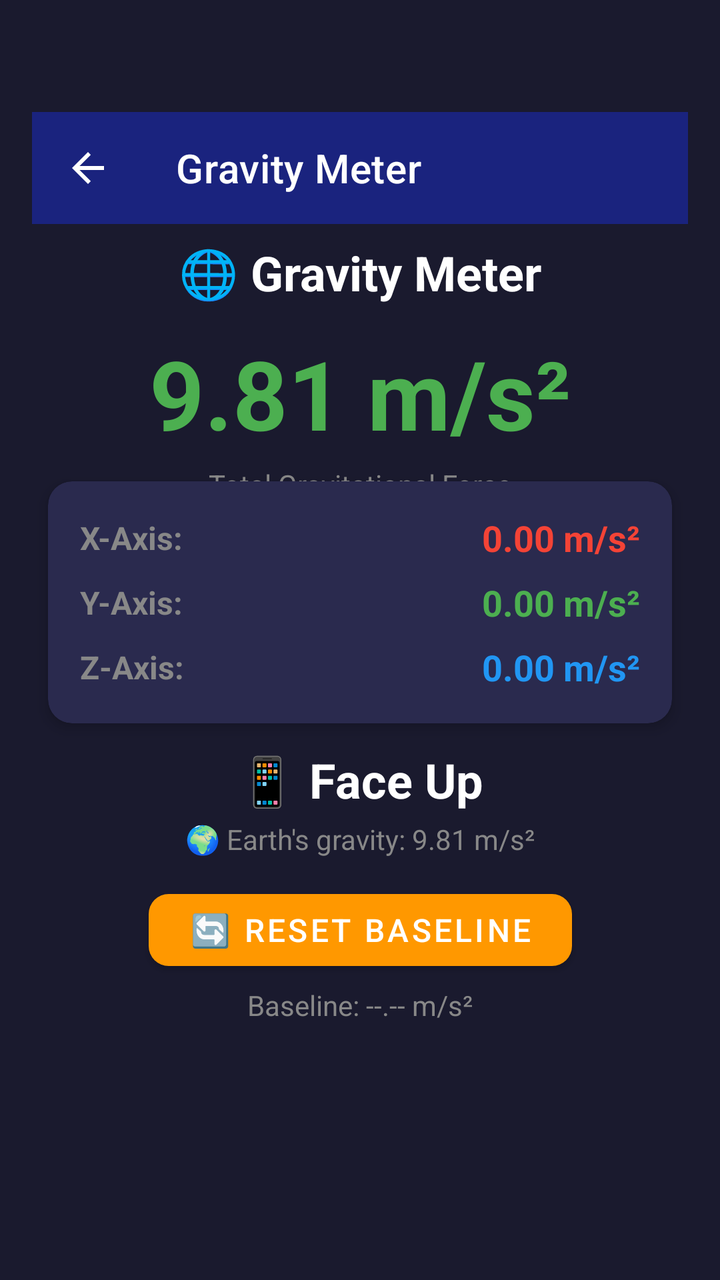
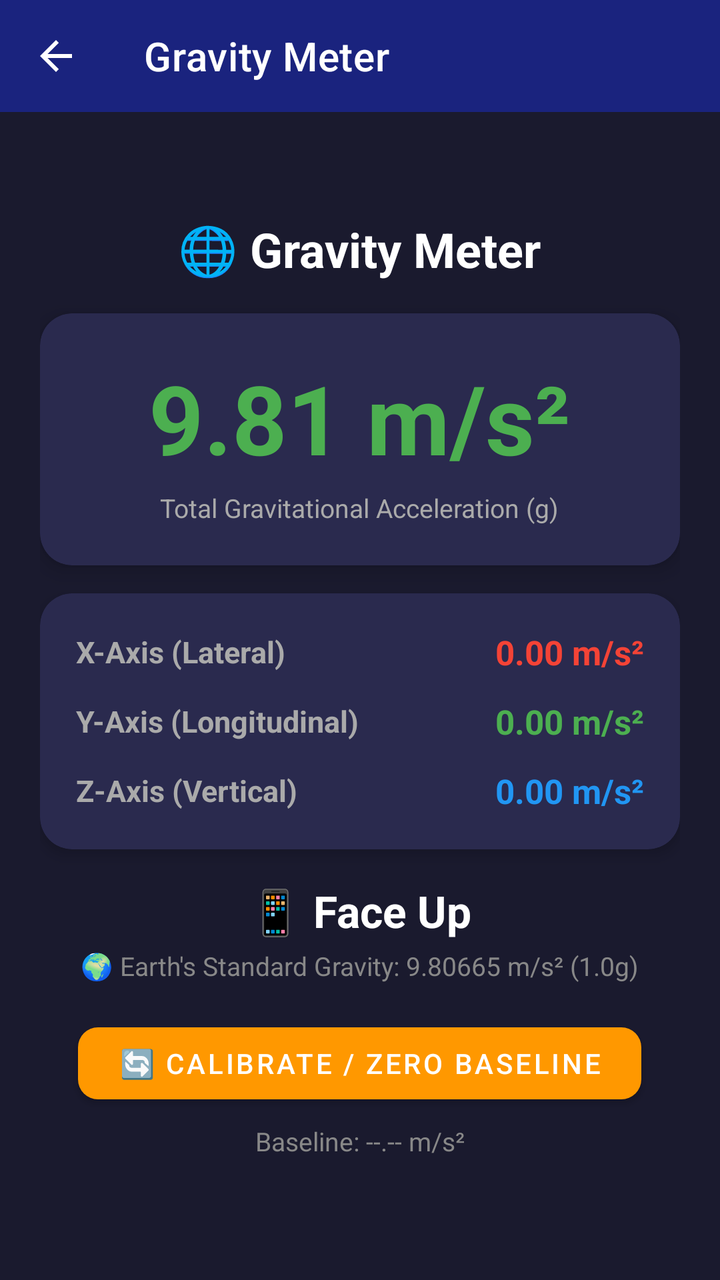

An Android layout rendered at two revisions. The XML below is the earlier revision; the diff shows what the commit changed to produce the second picture.
<!-- AndroidManifest.xml: application theme Theme.SensorToolBox -->
<!-- res/layout/activity_gravity_meter.xml -->
<?xml version="1.0" encoding="utf-8"?>
<androidx.constraintlayout.widget.ConstraintLayout
    xmlns:android="http://schemas.android.com/apk/res/android"
    xmlns:app="http://schemas.android.com/apk/res-auto"
    xmlns:tools="http://schemas.android.com/tools"
    android:layout_width="match_parent"
    android:layout_height="match_parent"
    android:fitsSystemWindows="true"
    android:paddingTop="?attr/actionBarSize"
    android:paddingStart="16dp"
    android:paddingEnd="16dp"
    android:paddingBottom="16dp"
    android:background="#1A1A2E"
    tools:context=".motion.GravityMeterActivity">

    
    <androidx.appcompat.widget.Toolbar
        android:id="@+id/toolbar"
        android:layout_width="0dp"
        android:layout_height="?attr/actionBarSize"
        android:background="?attr/colorPrimary"
        android:theme="@style/ThemeOverlay.AppCompat.Dark.ActionBar"
        app:title="Gravity Meter"
        app:titleTextColor="#FFFFFF"
        app:navigationIcon="?attr/homeAsUpIndicator"
        app:layout_constraintTop_toTopOf="parent"
        app:layout_constraintStart_toStartOf="parent"
        app:layout_constraintEnd_toEndOf="parent" />

    
    <TextView
        android:id="@+id/titleText"
        android:layout_width="wrap_content"
        android:layout_height="wrap_content"
        android:text="🌐 Gravity Meter"
        android:textSize="24sp"
        android:textStyle="bold"
        android:textColor="#FFFFFF"
        android:layout_marginTop="8dp"
        app:layout_constraintTop_toBottomOf="@id/toolbar"
        app:layout_constraintStart_toStartOf="parent"
        app:layout_constraintEnd_toEndOf="parent" />

    
    <TextView
        android:id="@+id/totalForceText"
        android:layout_width="wrap_content"
        android:layout_height="wrap_content"
        android:text="9.81 m/s²"
        android:textSize="48sp"
        android:textStyle="bold"
        android:textColor="#4CAF50"
        android:layout_marginTop="12dp"
        app:layout_constraintTop_toBottomOf="@id/titleText"
        app:layout_constraintStart_toStartOf="parent"
        app:layout_constraintEnd_toEndOf="parent" />

    <TextView
        android:layout_width="wrap_content"
        android:layout_height="wrap_content"
        android:text="Total Gravitational Force"
        android:textSize="14sp"
        android:textColor="#888888"
        android:layout_marginTop="4dp"
        app:layout_constraintTop_toBottomOf="@id/totalForceText"
        app:layout_constraintStart_toStartOf="parent"
        app:layout_constraintEnd_toEndOf="parent" />

    
    <androidx.cardview.widget.CardView
        android:id="@+id/axisCard"
        android:layout_width="0dp"
        android:layout_height="wrap_content"
        android:layout_marginTop="12dp"
        android:layout_marginStart="8dp"
        android:layout_marginEnd="8dp"
        app:cardCornerRadius="12dp"
        app:cardElevation="4dp"
        app:cardBackgroundColor="#2A2A4E"
        app:layout_constraintTop_toBottomOf="@id/totalForceText"
        app:layout_constraintStart_toStartOf="parent"
        app:layout_constraintEnd_toEndOf="parent">

        <LinearLayout
            android:layout_width="match_parent"
            android:layout_height="wrap_content"
            android:orientation="vertical"
            android:padding="16dp">

            <LinearLayout
                android:layout_width="match_parent"
                android:layout_height="wrap_content"
                android:orientation="horizontal"
                android:gravity="center_vertical">

                <TextView
                    android:layout_width="wrap_content"
                    android:layout_height="wrap_content"
                    android:text="X-Axis:"
                    android:textSize="16sp"
                    android:textStyle="bold"
                    android:textColor="#888888"
                    android:layout_weight="1" />

                <TextView
                    android:id="@+id/xAxisText"
                    android:layout_width="wrap_content"
                    android:layout_height="wrap_content"
                    android:text="0.00 m/s²"
                    android:textSize="18sp"
                    android:textStyle="bold"
                    android:textColor="#F44336" />

            </LinearLayout>

            <LinearLayout
                android:layout_width="match_parent"
                android:layout_height="wrap_content"
                android:orientation="horizontal"
                android:gravity="center_vertical"
                android:layout_marginTop="8dp">

                <TextView
                    android:layout_width="wrap_content"
                    android:layout_height="wrap_content"
                    android:text="Y-Axis:"
                    android:textSize="16sp"
                    android:textStyle="bold"
                    android:textColor="#888888"
                    android:layout_weight="1" />

                <TextView
                    android:id="@+id/yAxisText"
                    android:layout_width="wrap_content"
                    android:layout_height="wrap_content"
                    android:text="0.00 m/s²"
                    android:textSize="18sp"
                    android:textStyle="bold"
                    android:textColor="#4CAF50" />

            </LinearLayout>

            <LinearLayout
                android:layout_width="match_parent"
                android:layout_height="wrap_content"
                android:orientation="horizontal"
                android:gravity="center_vertical"
                android:layout_marginTop="8dp">

                <TextView
                    android:layout_width="wrap_content"
                    android:layout_height="wrap_content"
                    android:text="Z-Axis:"
                    android:textSize="16sp"
                    android:textStyle="bold"
                    android:textColor="#888888"
                    android:layout_weight="1" />

                <TextView
                    android:id="@+id/zAxisText"
                    android:layout_width="wrap_content"
                    android:layout_height="wrap_content"
                    android:text="0.00 m/s²"
                    android:textSize="18sp"
                    android:textStyle="bold"
                    android:textColor="#2196F3" />

            </LinearLayout>

        </LinearLayout>
    </androidx.cardview.widget.CardView>

    
    <TextView
        android:id="@+id/orientationText"
        android:layout_width="wrap_content"
        android:layout_height="wrap_content"
        android:text="📱 Face Up"
        android:textSize="24sp"
        android:textStyle="bold"
        android:textColor="#FFFFFF"
        android:layout_marginTop="12dp"
        app:layout_constraintTop_toBottomOf="@id/axisCard"
        app:layout_constraintStart_toStartOf="parent"
        app:layout_constraintEnd_toEndOf="parent" />

    
    <TextView
        android:id="@+id/referenceText"
        android:layout_width="wrap_content"
        android:layout_height="wrap_content"
        android:text="🌍 Earth's gravity: 9.81 m/s²"
        android:textSize="14sp"
        android:textColor="#888888"
        android:layout_marginTop="4dp"
        app:layout_constraintTop_toBottomOf="@id/orientationText"
        app:layout_constraintStart_toStartOf="parent"
        app:layout_constraintEnd_toEndOf="parent" />

    
    <com.google.android.material.button.MaterialButton
        android:id="@+id/resetButton"
        android:layout_width="wrap_content"
        android:layout_height="48dp"
        android:minWidth="100dp"
        android:text="🔄 Reset Baseline"
        android:textSize="16sp"
        android:textColor="#FFFFFF"
        android:singleLine="true"
        android:gravity="center"
        android:layout_marginTop="12dp"
        app:cornerRadius="10dp"
        app:backgroundTint="#FF9800"
        android:paddingStart="20dp"
        android:paddingEnd="20dp"
        app:layout_constraintTop_toBottomOf="@id/referenceText"
        app:layout_constraintStart_toStartOf="parent"
        app:layout_constraintEnd_toEndOf="parent" />

    
    <TextView
        android:id="@+id/baselineText"
        android:layout_width="wrap_content"
        android:layout_height="wrap_content"
        android:text="Baseline: --.-- m/s²"
        android:textSize="14sp"
        android:textColor="#888888"
        android:layout_marginTop="4dp"
        app:layout_constraintTop_toBottomOf="@id/resetButton"
        app:layout_constraintStart_toStartOf="parent"
        app:layout_constraintEnd_toEndOf="parent" />

</androidx.constraintlayout.widget.ConstraintLayout>
<!-- resources referenced by this layout -->
<resources>
  <style name="Theme.SensorToolBox" parent="Theme.MaterialComponents.DayNight.NoActionBar">
  
          
  
          
          <item name="colorPrimary">@color/colorPrimary</item>
  
          
          <item name="colorPrimaryVariant">@color/colorPrimaryDark</item>
  
          
          <item name="colorOnPrimary">@color/colorTextOnPrimary</item>
  
          
          <item name="colorSecondary">@color/colorAccent</item>
  
          
          <item name="colorSecondaryVariant">@color/colorAccentDark</item>
  
          
          <item name="colorOnSecondary">@color/colorTextOnAccent</item>
  
          
  
          
          <item name="android:statusBarColor">@color/colorPrimaryDark</item>
  
          
          <item name="android:windowLightStatusBar">false</item>
  
          
          <item name="android:navigationBarColor">@color/colorPrimaryDark</item>
  
          
  
          
          <item name="android:windowBackground">@color/colorBackground</item>
  
      </style>
  <color name="colorPrimary">#1A237E</color>
  <color name="colorPrimaryDark">#0D1442</color>
  <color name="colorTextOnPrimary">#FFFFFF</color>
  <color name="colorAccent">#FF5722</color>
  <color name="colorAccentDark">#BF360C</color>
  <color name="colorTextOnAccent">#FFFFFF</color>
  <color name="colorBackground">#F5F5F5</color>
</resources>

<!-- the commit's change to res/layout/activity_gravity_meter.xml (unified diff, before → after) -->
@@ -3,13 +3,10 @@
     xmlns:android="http://schemas.android.com/apk/res/android"
     xmlns:app="http://schemas.android.com/apk/res-auto"
     xmlns:tools="http://schemas.android.com/tools"
+    android:id="@+id/main"
     android:layout_width="match_parent"
     android:layout_height="match_parent"
     android:fitsSystemWindows="true"
-    android:paddingTop="?attr/actionBarSize"
-    android:paddingStart="16dp"
-    android:paddingEnd="16dp"
-    android:paddingBottom="16dp"
     android:background="#1A1A2E"
     tools:context=".motion.GravityMeterActivity">
 
@@ -19,7 +16,9 @@
         android:layout_width="0dp"
         android:layout_height="?attr/actionBarSize"
         android:background="?attr/colorPrimary"
-        android:theme="@style/ThemeOverlay.AppCompat.Dark.ActionBar"
+        android:theme="@style/SensorToolBox.Toolbar"
+        app:theme="@style/SensorToolBox.Toolbar"
+        app:popupTheme="@style/SensorToolBox.PopupMenu"
         app:title="Gravity Meter"
         app:titleTextColor="#FFFFFF"
         app:navigationIcon="?attr/homeAsUpIndicator"
@@ -28,56 +27,12 @@
         app:layout_constraintEnd_toEndOf="parent" />
 
     
-    <TextView
-        android:id="@+id/titleText"
-        android:layout_width="wrap_content"
-        android:layout_height="wrap_content"
-        android:text="🌐 Gravity Meter"
-        android:textSize="24sp"
-        android:textStyle="bold"
-        android:textColor="#FFFFFF"
-        android:layout_marginTop="8dp"
+    <ScrollView
+        android:layout_width="0dp"
+        android:layout_height="0dp"
+        android:fillViewport="true"
         app:layout_constraintTop_toBottomOf="@id/toolbar"
-        app:layout_constraintStart_toStartOf="parent"
-        app:layout_constraintEnd_toEndOf="parent" />
-
-    
-    <TextView
-        android:id="@+id/totalForceText"
-        android:layout_width="wrap_content"
-        android:layout_height="wrap_content"
-        android:text="9.81 m/s²"
-        android:textSize="48sp"
-        android:textStyle="bold"
-        android:textColor="#4CAF50"
-        android:layout_marginTop="12dp"
-        app:layout_constraintTop_toBottomOf="@id/titleText"
-        app:layout_constraintStart_toStartOf="parent"
-        app:layout_constraintEnd_toEndOf="parent" />
-
-    <TextView
-        android:layout_width="wrap_content"
-        android:layout_height="wrap_content"
-        android:text="Total Gravitational Force"
-        android:textSize="14sp"
-        android:textColor="#888888"
-        android:layout_marginTop="4dp"
-        app:layout_constraintTop_toBottomOf="@id/totalForceText"
-        app:layout_constraintStart_toStartOf="parent"
-        app:layout_constraintEnd_toEndOf="parent" />
-
-    
-    <androidx.cardview.widget.CardView
-        android:id="@+id/axisCard"
-        android:layout_width="0dp"
-        android:layout_height="wrap_content"
-        android:layout_marginTop="12dp"
-        android:layout_marginStart="8dp"
-        android:layout_marginEnd="8dp"
-        app:cardCornerRadius="12dp"
-        app:cardElevation="4dp"
-        app:cardBackgroundColor="#2A2A4E"
-        app:layout_constraintTop_toBottomOf="@id/totalForceText"
+        app:layout_constraintBottom_toBottomOf="parent"
         app:layout_constraintStart_toStartOf="parent"
         app:layout_constraintEnd_toEndOf="parent">
 
@@ -85,149 +40,205 @@
             android:layout_width="match_parent"
             android:layout_height="wrap_content"
             android:orientation="vertical"
-            android:padding="16dp">
-
-            <LinearLayout
+            android:gravity="center"
+            android:paddingStart="20dp"
+            android:paddingEnd="20dp"
+            android:paddingTop="16dp"
+            android:paddingBottom="24dp">
+
+            
+            <TextView
+                android:id="@+id/titleText"
+                android:layout_width="wrap_content"
+                android:layout_height="wrap_content"
+                android:text="🌐 Gravity Meter"
+                android:textSize="24sp"
+                android:textStyle="bold"
+                android:textColor="#FFFFFF" />
+
+            
+            <androidx.cardview.widget.CardView
                 android:layout_width="match_parent"
                 android:layout_height="wrap_content"
-                android:orientation="horizontal"
-                android:gravity="center_vertical">
-
-                <TextView
-                    android:layout_width="wrap_content"
+                android:layout_marginTop="16dp"
+                app:cardCornerRadius="16dp"
+                app:cardElevation="6dp"
+                app:cardBackgroundColor="#2A2A4E">
+
+                <LinearLayout
+                    android:layout_width="match_parent"
                     android:layout_height="wrap_content"
-                    android:text="X-Axis:"
-                    android:textSize="16sp"
-                    android:textStyle="bold"
-                    android:textColor="#888888"
-                    android:layout_weight="1" />
-
-                <TextView
-                    android:id="@+id/xAxisText"
-                    android:layout_width="wrap_content"
+                    android:orientation="vertical"
+                    android:gravity="center"
+                    android:padding="20dp">
+
+                    <TextView
+                        android:id="@+id/totalForceText"
+                        android:layout_width="wrap_content"
+                        android:layout_height="wrap_content"
+                        android:text="9.81 m/s²"
+                        android:textSize="48sp"
+                        android:textStyle="bold"
+                        android:textColor="#4CAF50" />
+
+                    <TextView
+                        android:layout_width="wrap_content"
+                        android:layout_height="wrap_content"
+                        android:text="Total Gravitational Acceleration (g)"
+                        android:textSize="13sp"
+                        android:textColor="#AAAAAA"
+                        android:layout_marginTop="4dp" />
+
+                </LinearLayout>
+            </androidx.cardview.widget.CardView>
+
+            
+            <androidx.cardview.widget.CardView
+                android:id="@+id/axisCard"
+                android:layout_width="match_parent"
+                android:layout_height="wrap_content"
+                android:layout_marginTop="14dp"
+                app:cardCornerRadius="16dp"
+                app:cardElevation="4dp"
+                app:cardBackgroundColor="#2A2A4E">
+
+                <LinearLayout
+                    android:layout_width="match_parent"
                     android:layout_height="wrap_content"
-                    android:text="0.00 m/s²"
-                    android:textSize="18sp"
-                    android:textStyle="bold"
-                    android:textColor="#F44336" />
-
-            </LinearLayout>
-
-            <LinearLayout
-                android:layout_width="match_parent"
-                android:layout_height="wrap_content"
-                android:orientation="horizontal"
-                android:gravity="center_vertical"
-                android:layout_marginTop="8dp">
-
-                <TextView
-                    android:layout_width="wrap_content"
-                    android:layout_height="wrap_content"
-                    android:text="Y-Axis:"
-                    android:textSize="16sp"
-                    android:textStyle="bold"
-                    android:textColor="#888888"
-                    android:layout_weight="1" />
-
-                <TextView
-                    android:id="@+id/yAxisText"
-                    android:layout_width="wrap_content"
-                    android:layout_height="wrap_content"
-                    android:text="0.00 m/s²"
-                    android:textSize="18sp"
-                    android:textStyle="bold"
-                    android:textColor="#4CAF50" />
-
-            </LinearLayout>
-
-            <LinearLayout
-                android:layout_width="match_parent"
-                android:layout_height="wrap_content"
-                android:orientation="horizontal"
-                android:gravity="center_vertical"
-                android:layout_marginTop="8dp">
-
-                <TextView
-                    android:layout_width="wrap_content"
-                    android:layout_height="wrap_content"
-                    android:text="Z-Axis:"
-                    android:textSize="16sp"
-                    android:textStyle="bold"
-                    android:textColor="#888888"
-                    android:layout_weight="1" />
-
-                <TextView
-                    android:id="@+id/zAxisText"
-                    android:layout_width="wrap_content"
-                    android:layout_height="wrap_content"
-                    android:text="0.00 m/s²"
-                    android:textSize="18sp"
-                    android:textStyle="bold"
-                    android:textColor="#2196F3" />
-
-            </LinearLayout>
+                    android:orientation="vertical"
+                    android:padding="18dp">
+
+                    <LinearLayout
+                        android:layout_width="match_parent"
+                        android:layout_height="wrap_content"
+                        android:orientation="horizontal"
+                        android:gravity="center_vertical">
+
+                        <TextView
+                            android:layout_width="0dp"
+                            android:layout_height="wrap_content"
+                            android:text="X-Axis (Lateral)"
+                            android:textSize="15sp"
+                            android:textStyle="bold"
+                            android:textColor="#AAAAAA"
+                            android:layout_weight="1" />
+
+                        <TextView
+                            android:id="@+id/xAxisText"
+                            android:layout_width="wrap_content"
+                            android:layout_height="wrap_content"
+                            android:text="0.00 m/s²"
+                            android:textSize="17sp"
+                            android:textStyle="bold"
+                            android:textColor="#F44336" />
+
+                    </LinearLayout>
+
+                    <LinearLayout
+                        android:layout_width="match_parent"
+                        android:layout_height="wrap_content"
+                        android:orientation="horizontal"
+                        android:gravity="center_vertical"
+                        android:layout_marginTop="12dp">
+
+                        <TextView
+                            android:layout_width="0dp"
+                            android:layout_height="wrap_content"
+                            android:text="Y-Axis (Longitudinal)"
+                            android:textSize="15sp"
+                            android:textStyle="bold"
+                            android:textColor="#AAAAAA"
+                            android:layout_weight="1" />
+
+                        <TextView
+                            android:id="@+id/yAxisText"
+                            android:layout_width="wrap_content"
+                            android:layout_height="wrap_content"
+                            android:text="0.00 m/s²"
+                            android:textSize="17sp"
+                            android:textStyle="bold"
+                            android:textColor="#4CAF50" />
+
+                    </LinearLayout>
+
+                    <LinearLayout
+                        android:layout_width="match_parent"
+                        android:layout_height="wrap_content"
+                        android:orientation="horizontal"
+                        android:gravity="center_vertical"
+                        android:layout_marginTop="12dp">
+
+                        <TextView
+                            android:layout_width="0dp"
+                            android:layout_height="wrap_content"
+                            android:text="Z-Axis (Vertical)"
+                            android:textSize="15sp"
+                            android:textStyle="bold"
+                            android:textColor="#AAAAAA"
+                            android:layout_weight="1" />
+
+                        <TextView
+                            android:id="@+id/zAxisText"
+                            android:layout_width="wrap_content"
+                            android:layout_height="wrap_content"
+                            android:text="0.00 m/s²"
+                            android:textSize="17sp"
+                            android:textStyle="bold"
+                            android:textColor="#2196F3" />
+
+                    </LinearLayout>
+
+                </LinearLayout>
+            </androidx.cardview.widget.CardView>
+
+            
+            <TextView
+                android:id="@+id/orientationText"
+                android:layout_width="wrap_content"
+                android:layout_height="wrap_content"
+                android:text="📱 Face Up"
+                android:textSize="22sp"
+                android:textStyle="bold"
+                android:textColor="#FFFFFF"
+                android:layout_marginTop="16dp" />
+
+            <TextView
+                android:id="@+id/referenceText"
+                android:layout_width="wrap_content"
+                android:layout_height="wrap_content"
+                android:text="🌍 Earth's Standard Gravity: 9.80665 m/s² (1.0g)"
+                android:textSize="13sp"
+                android:textColor="#888888"
+                android:layout_marginTop="4dp" />
+
+            
+            <com.google.android.material.button.MaterialButton
+                android:id="@+id/resetButton"
+                android:layout_width="wrap_content"
+                android:layout_height="48dp"
+                android:minWidth="160dp"
+                android:text="🔄 Calibrate / Zero Baseline"
+                android:textSize="14sp"
+                android:textColor="#FFFFFF"
+                android:singleLine="true"
+                android:gravity="center"
+                android:layout_marginTop="16dp"
+                app:cornerRadius="10dp"
+                app:backgroundTint="#FF9800"
+                android:paddingStart="20dp"
+                android:paddingEnd="20dp" />
+
+            
+            <TextView
+                android:id="@+id/baselineText"
+                android:layout_width="wrap_content"
+                android:layout_height="wrap_content"
+                android:text="Baseline: --.-- m/s²"
+                android:textSize="13sp"
+                android:textColor="#888888"
+                android:layout_marginTop="6dp" />
 
         </LinearLayout>
-    </androidx.cardview.widget.CardView>
-
-    
-    <TextView
-        android:id="@+id/orientationText"
-        android:layout_width="wrap_content"
-        android:layout_height="wrap_content"
-        android:text="📱 Face Up"
-        android:textSize="24sp"
-        android:textStyle="bold"
-        android:textColor="#FFFFFF"
-        android:layout_marginTop="12dp"
-        app:layout_constraintTop_toBottomOf="@id/axisCard"
-        app:layout_constraintStart_toStartOf="parent"
-        app:layout_constraintEnd_toEndOf="parent" />
-
-    
-    <TextView
-        android:id="@+id/referenceText"
-        android:layout_width="wrap_content"
-        android:layout_height="wrap_content"
-        android:text="🌍 Earth's gravity: 9.81 m/s²"
-        android:textSize="14sp"
-        android:textColor="#888888"
-        android:layout_marginTop="4dp"
-        app:layout_constraintTop_toBottomOf="@id/orientationText"
-        app:layout_constraintStart_toStartOf="parent"
-        app:layout_constraintEnd_toEndOf="parent" />
-
-    
-    <com.google.android.material.button.MaterialButton
-        android:id="@+id/resetButton"
-        android:layout_width="wrap_content"
-        android:layout_height="48dp"
-        android:minWidth="100dp"
-        android:text="🔄 Reset Baseline"
-        android:textSize="16sp"
-        android:textColor="#FFFFFF"
-        android:singleLine="true"
-        android:gravity="center"
-        android:layout_marginTop="12dp"
-        app:cornerRadius="10dp"
-        app:backgroundTint="#FF9800"
-        android:paddingStart="20dp"
-        android:paddingEnd="20dp"
-        app:layout_constraintTop_toBottomOf="@id/referenceText"
-        app:layout_constraintStart_toStartOf="parent"
-        app:layout_constraintEnd_toEndOf="parent" />
-
-    
-    <TextView
-        android:id="@+id/baselineText"
-        android:layout_width="wrap_content"
-        android:layout_height="wrap_content"
-        android:text="Baseline: --.-- m/s²"
-        android:textSize="14sp"
-        android:textColor="#888888"
-        android:layout_marginTop="4dp"
-        app:layout_constraintTop_toBottomOf="@id/resetButton"
-        app:layout_constraintStart_toStartOf="parent"
-        app:layout_constraintEnd_toEndOf="parent" />
+    </ScrollView>
 
 </androidx.constraintlayout.widget.ConstraintLayout>
<!-- resource entries referenced after the edit -->
@@ -1,44 +1,36 @@
 <!-- resources referenced by this layout -->
 <resources>
+  <style name="SensorToolBox.PopupMenu" parent="ThemeOverlay.AppCompat.Light">
+          <item name="android:textColor">@color/colorTextPrimary</item>
+          <item name="android:textColorPrimary">@color/colorTextPrimary</item>
+          <item name="android:colorBackground">#FFFFFF</item>
+      </style>
+  <style name="SensorToolBox.Toolbar" parent="ThemeOverlay.AppCompat.Dark.ActionBar">
+          <item name="colorControlNormal">#FFFFFF</item>
+          <item name="android:textColorPrimary">#FFFFFF</item>
+          <item name="actionMenuTextColor">#FFFFFF</item>
+      </style>
   <style name="Theme.SensorToolBox" parent="Theme.MaterialComponents.DayNight.NoActionBar">
-  
-          
-  
-          
           <item name="colorPrimary">@color/colorPrimary</item>
-  
-          
           <item name="colorPrimaryVariant">@color/colorPrimaryDark</item>
-  
-          
           <item name="colorOnPrimary">@color/colorTextOnPrimary</item>
-  
-          
           <item name="colorSecondary">@color/colorAccent</item>
-  
-          
           <item name="colorSecondaryVariant">@color/colorAccentDark</item>
-  
-          
           <item name="colorOnSecondary">@color/colorTextOnAccent</item>
-  
-          
-  
-          
+          <item name="android:colorBackground">@color/colorBackground</item>
+          <item name="colorSurface">@color/colorSurface</item>
+          <item name="colorOnBackground">@color/colorTextPrimary</item>
+          <item name="colorOnSurface">@color/colorTextPrimary</item>
+          <item name="colorError">@color/colorError</item>
+          <item name="colorOnError">@color/colorTextOnError</item>
           <item name="android:statusBarColor">@color/colorPrimaryDark</item>
-  
-          
+          <item name="android:navigationBarColor">@color/colorPrimaryDark</item>
           <item name="android:windowLightStatusBar">false</item>
-  
-          
-          <item name="android:navigationBarColor">@color/colorPrimaryDark</item>
-  
-          
-  
-          
           <item name="android:windowBackground">@color/colorBackground</item>
-  
+          <item name="android:textColorPrimary">@color/colorTextPrimary</item>
+          <item name="android:textColorSecondary">@color/colorTextSecondary</item>
       </style>
+  <color name="colorTextPrimary">#212121</color>
   <color name="colorPrimary">#1A237E</color>
   <color name="colorPrimaryDark">#0D1442</color>
   <color name="colorTextOnPrimary">#FFFFFF</color>
@@ -46,5 +38,9 @@
   <color name="colorAccentDark">#BF360C</color>
   <color name="colorTextOnAccent">#FFFFFF</color>
   <color name="colorBackground">#F5F5F5</color>
+  <color name="colorSurface">#FAFAFA</color>
+  <color name="colorError">#F44336</color>
+  <color name="colorTextOnError">#FFFFFF</color>
+  <color name="colorTextSecondary">#757575</color>
 </resources>
 
